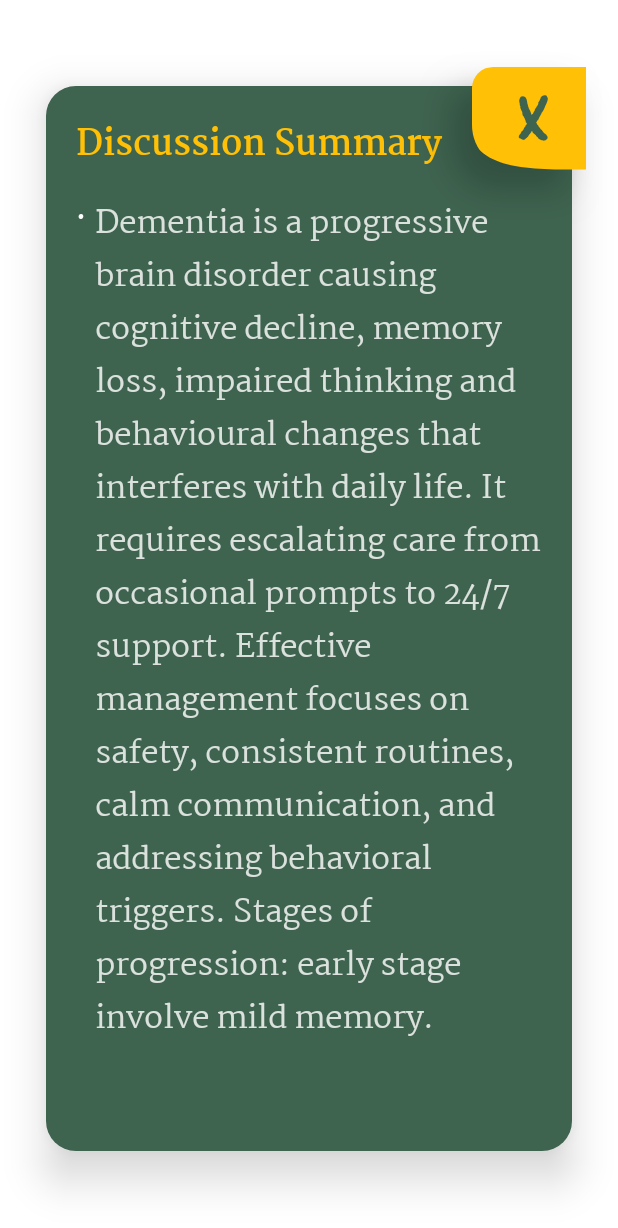
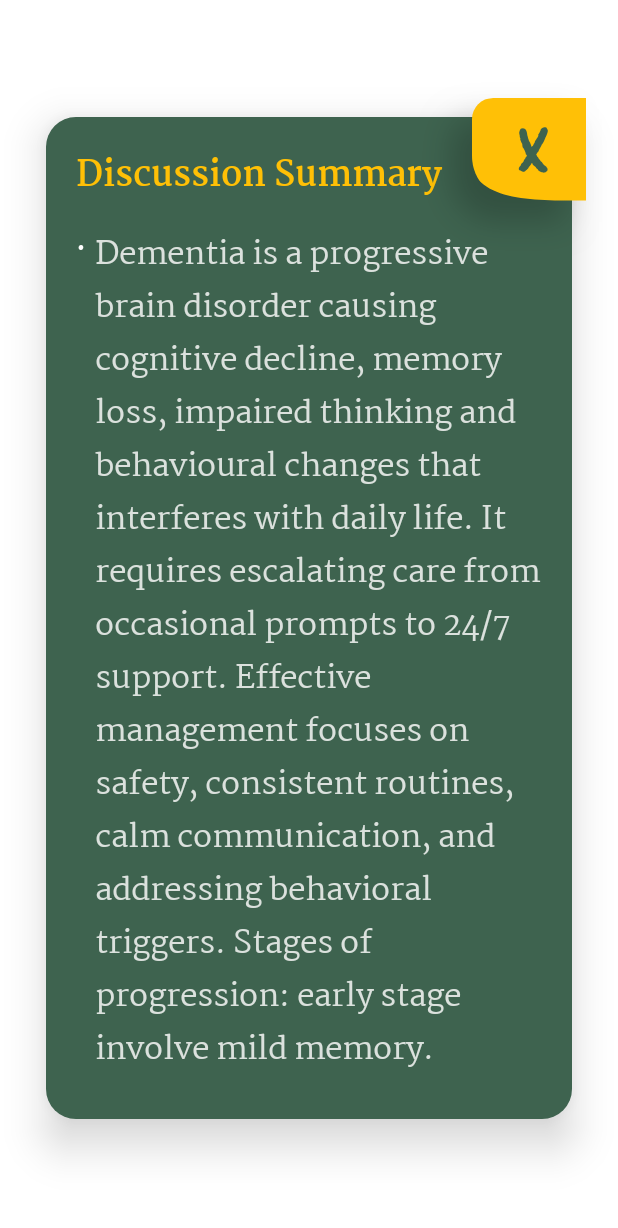
Before and after one commit to anonymous5841/Evoke_Dementia, an Android app built with Jetpack Compose: the @Preview function DetailedSummaryScreenPreview, on a phone screen of 412 x 824 dp. Shown: the top 1228 px of the screen. Run offline under Robolectric (Android 15) with nearby library versions, the phone set to English and light mode, and no system bars.

Commit message:
Popup responsiveness

```diff
--- a/app/src/main/java/com/example/evoke/ui/DetailedsummaryScreen.kt
+++ b/app/src/main/java/com/example/evoke/ui/DetailedsummaryScreen.kt
@@ -229,6 +229,37 @@ fun DetailedSummaryScreen(
 
             /*
              * ====================================================
+             * [CARD HEIGHT] — fits the summary
+             * ====================================================
+             *
+             * The card used to be ALWAYS 89.5 % of the height
+             * (fillMaxHeight(0.895f), centred).
+             *
+             * Now that height is only the MAXIMUM:
+             *  - short summary -> the card is only as tall as its text
+             *  - long summary  -> the card stops at the old size and
+             *                     the text scrolls inside it (as before)
+             *
+             * The card is always CENTRED: a full-size card is in
+             * exactly the old place, a smaller card sits in the
+             * middle. The close button and X are placed relative
+             * to the card itself (not to the screen), so they stay
+             * on the card's corner at every card height.
+             */
+
+            val maxCardHeight = maxHeight * 0.895f
+
+            // Old gap above the full-size card (the close button offsets were measured from the screen top)
+            val cardTopGap = (maxHeight - maxCardHeight) / 2
+
+            // Old gap between the card's right edge and the right edge of the main container
+            // (main container = width - 2 x 15.dp padding; the card can't be wider than it)
+            val containerWidth = maxWidth - 30.dp
+            val cardRightGap = (containerWidth - cardWidth.coerceAtMost(containerWidth)) / 2
+
+
+            /*
+             * ====================================================
              * MAIN CONTAINER
              * ====================================================
              */
@@ -247,10 +278,15 @@ fun DetailedSummaryScreen(
                  * =================================================
                  */
 
+                // [CARD HEIGHT] card + close button together, centred on the screen
+                Box(
+                    modifier = Modifier.align(Alignment.Center)
+                ) {
+
                 Box(
                     modifier = Modifier
                         .width(cardWidth)
-                        .fillMaxHeight(0.895f)
+                        .heightIn(max = maxCardHeight)       // [CARD HEIGHT] grows with the text, up to the old size
                         .shadow(
                             elevation = 16.dp,
                             shape = RoundedCornerShape(20.dp),
@@ -265,7 +301,6 @@ fun DetailedSummaryScreen(
                             appColors.pagesText
                         )
                         .padding(cardPadding)
-                        .align(Alignment.Center)
                 ) {
 
                     Column(
@@ -300,8 +335,12 @@ fun DetailedSummaryScreen(
                             fontWeight = FontWeight.Bold,
                             fontFamily = MartelFont,
                             color = appColors.popupText,
+                            // [TITLE RTL] Urdu: the title starts on the RIGHT (RTL).
+                            // Its box stops 75.dp before the right edge, so the
+                            // right-aligned Urdu title never runs under the close (X) shape.
+                            textAlign = if (isUrdu) TextAlign.End else TextAlign.Start,
                             modifier = Modifier
-                                .width(headingAvailableWidth)
+                                .width(if (isUrdu) contentWidth - 75.dp else headingAvailableWidth)
                         )
 
 
@@ -344,6 +383,10 @@ fun DetailedSummaryScreen(
                             }
 
                             else -> summaryPoints.forEach { point ->
+                                // [BULLET RTL] Urdu: the whole row is RTL, so the bullet is on the
+                                // RIGHT and the text runs to its left. Inside RTL "Start" = right,
+                                // so TextAlign.Start right-aligns Urdu and left-aligns English.
+                                com.example.evoke.ui.components.AppLanguageDirection {
                                 Row(
                                     verticalAlignment = Alignment.Top,
                                     modifier = Modifier.padding(bottom = pointBottomSpacing)
@@ -360,9 +403,10 @@ fun DetailedSummaryScreen(
                                         fontSize = summaryTextSize,
                                         fontFamily = MartelFont,
                                         color = appColors.textfield,
-                                        textAlign = if (isUrdu) TextAlign.End else TextAlign.Start,
+                                        textAlign = TextAlign.Start,
                                         modifier = Modifier.weight(1f)
                                     )
+                                }
                                 }
                             }
                         }
@@ -396,8 +440,9 @@ fun DetailedSummaryScreen(
                     modifier = Modifier
                         .align(Alignment.TopEnd)
                         .offset(
-                            x = closeShapeOffsetX,
-                            y = closeShapeOffsetY
+                            // same place on the card's corner as before (now measured from the card)
+                            x = closeShapeOffsetX + cardRightGap,
+                            y = closeShapeOffsetY - cardTopGap
                         )
                         .size(
                             height = closeShapeHeight,
@@ -439,13 +484,16 @@ fun DetailedSummaryScreen(
                     modifier = Modifier
                         .align(Alignment.TopEnd)
                         .offset(
-                            x = closeTextOffsetX,
-                            y = closeTextOffsetY
+                            // same place on the card's corner as before (now measured from the card)
+                            x = closeTextOffsetX + cardRightGap,
+                            y = closeTextOffsetY - cardTopGap
                         )
                         .clickable {
                             closeOnce()
                         }
                 )
+
+                } // end [CARD HEIGHT] centred card + close button
             }
         }
     }
```
